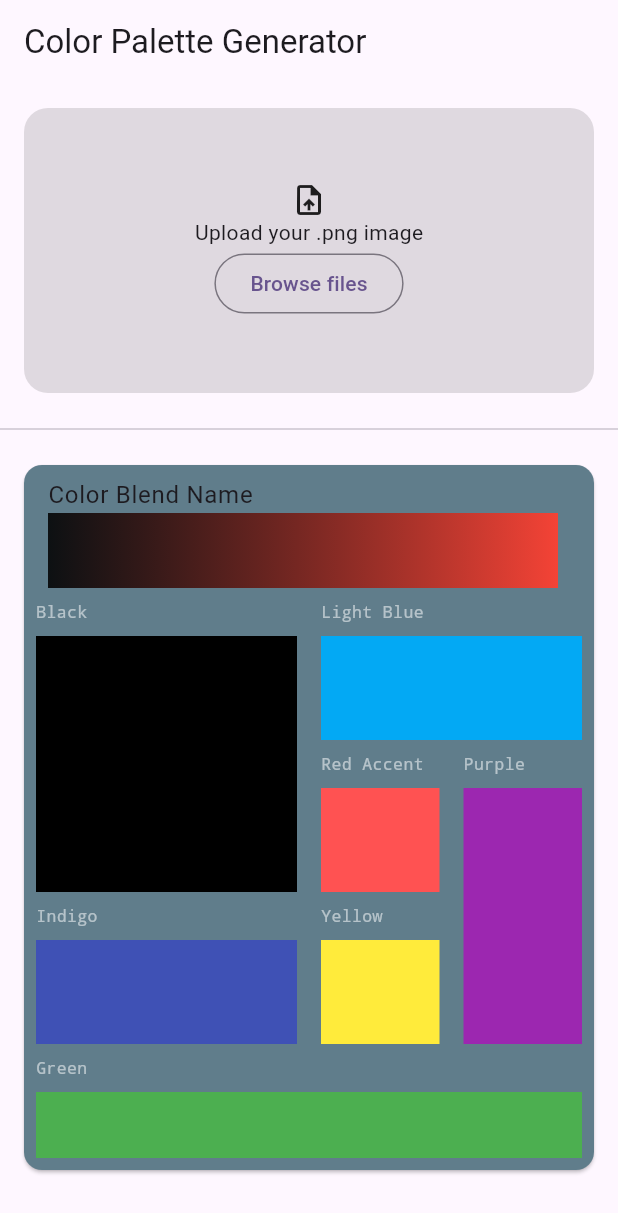
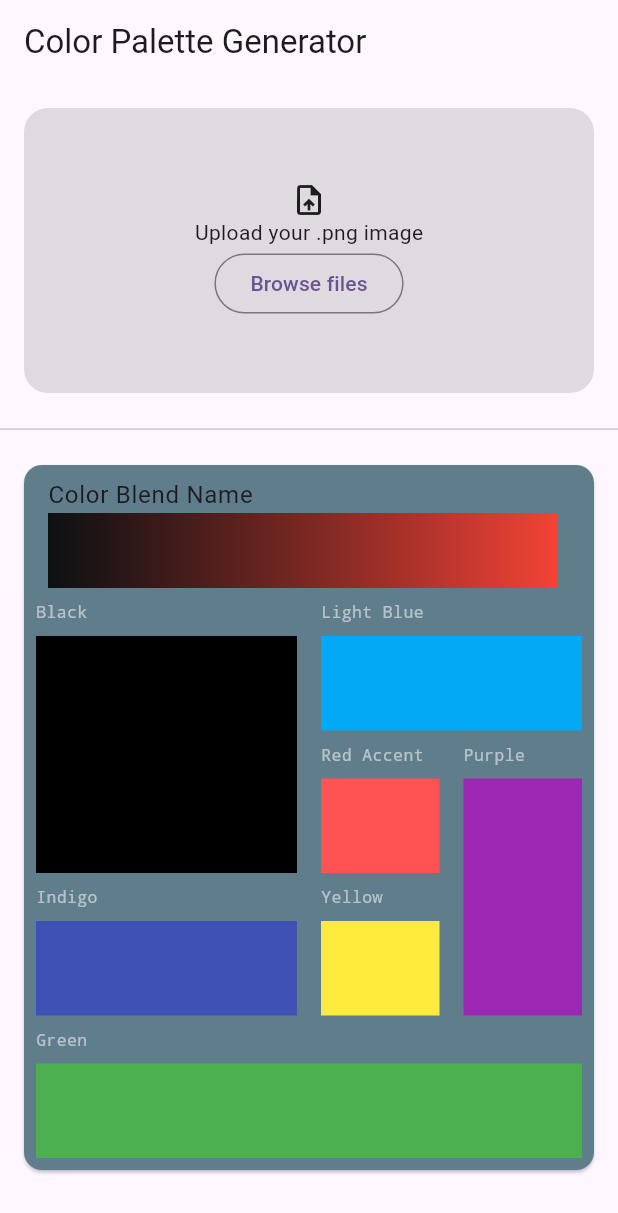
Before and after one commit to emmanuelCode/shade-craft, a Flutter app: the screen it shows after launch, on a phone screen of 412 x 824 dp. Shown: the top 1213 px of the screen. Run offline on Flutter 3.47's test engine with Material 3 defaults, Android fonts, the phone set to English and light mode, and no system bars; our stand-ins replace firebase_ai, firebase_core; missing offline and left inert: gemini_nano_android; accounts and stored records are empty.

Commit message:
chore: arrange and fixed color palette

```diff
--- a/lib/feature/generate_color/view/color_palette_view.dart
+++ b/lib/feature/generate_color/view/color_palette_view.dart
@@ -85,11 +85,10 @@ class ColorPallette extends StatelessWidget {
   Widget build(BuildContext context) {
     return SizedBox(
       height: 380,
-      //width: double.infinity,
       child: Column(
         children: [
           Expanded(
-            flex: 4,
+            flex: 3,
             child: Row(
               //crossAxisAlignment: .stretch,
               children: [
@@ -97,14 +96,14 @@ class ColorPallette extends StatelessWidget {
                   child: Column(
                     children: [
                       Expanded(flex: 2, child: _Swatch(Colors.black, 'Black')),
-                      _Swatch(Colors.indigo, 'Indigo'),
+                      Expanded(child: _Swatch(Colors.indigo, 'Indigo')),
                     ],
                   ),
                 ),
                 Expanded(
                   child: Column(
                     children: [
-                      _Swatch(Colors.lightBlue, 'Light Blue'),
+                      Expanded(child: _Swatch(Colors.lightBlue, 'Light Blue')),
                       Expanded(
                         flex: 2,
                         child: Row(
@@ -113,12 +112,19 @@ class ColorPallette extends StatelessWidget {
                             Expanded(
                               child: Column(
                                 children: [
-                                  _Swatch(Colors.redAccent, 'Red Accent'),
-                                  _Swatch(Colors.yellow, 'Yellow'),
+                                  Expanded(
+                                    child: _Swatch(
+                                      Colors.redAccent,
+                                      'Red Accent',
+                                    ),
+                                  ),
+                                  Expanded(
+                                    child: _Swatch(Colors.yellow, 'Yellow'),
+                                  ),
                                 ],
                               ),
                             ),
-                            _Swatch(Colors.purple, 'Purple'),
+                            Expanded(child: _Swatch(Colors.purple, 'Purple')),
                           ],
                         ),
                       ),
@@ -142,9 +148,8 @@ class _Swatch extends StatelessWidget {
 
   @override
   Widget build(BuildContext context) {
-    return Expanded(
-      child: Column(
-        crossAxisAlignment: CrossAxisAlignment.start,
+    return Column(
+      crossAxisAlignment: .start,
       children: [
         Padding(
           padding: const EdgeInsets.only(left: 8.0),
@@ -164,7 +169,6 @@ class _Swatch extends StatelessWidget {
           ),
         ),
       ],
-      ),
     );
   }
 }
```
Lines whose indentation alone changed are shown as unchanged.
